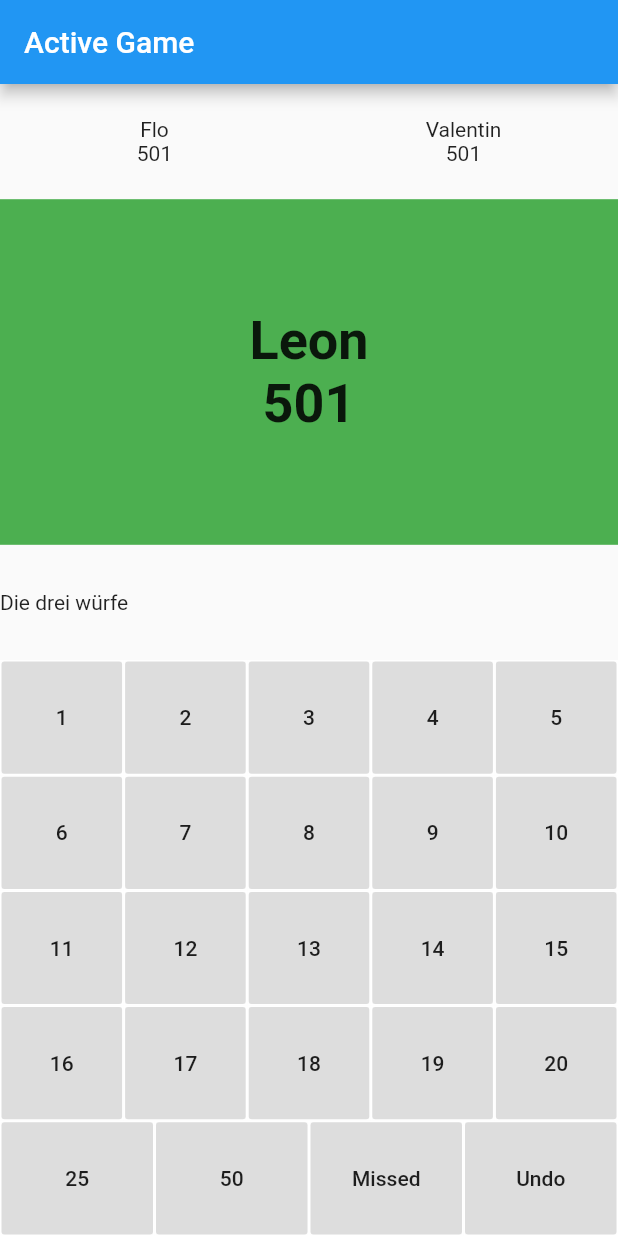
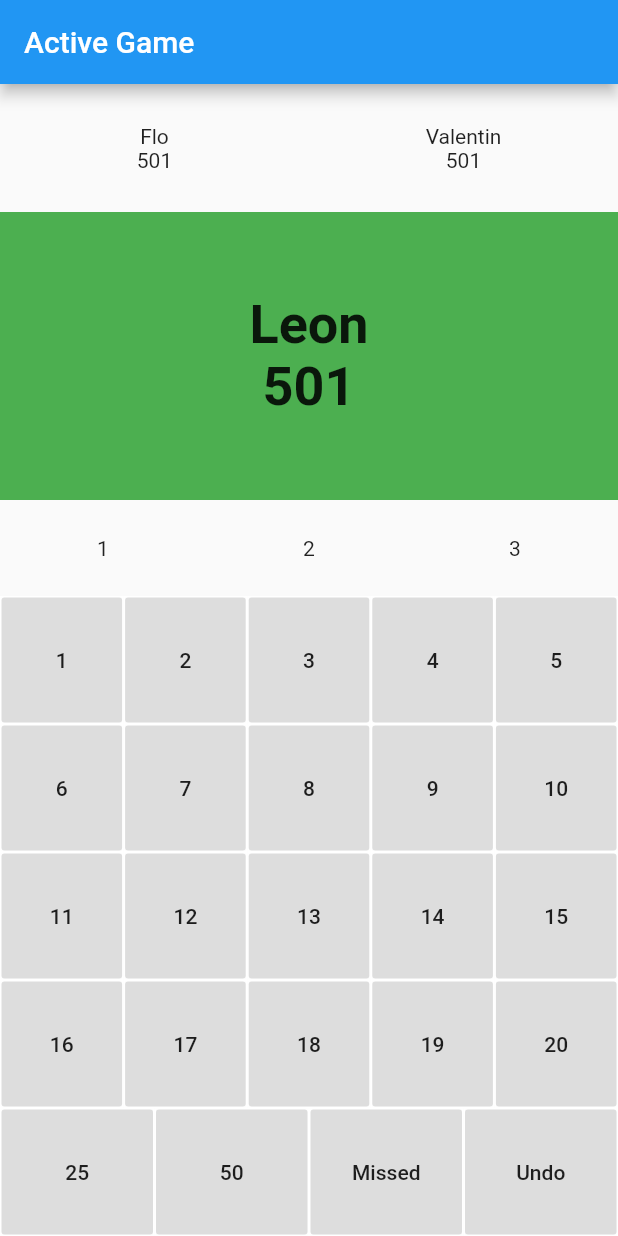
Before and after one commit to theycallhimkolo/cronenberg, a Flutter app: the screen it shows after launch, on a phone screen of 412 x 824 dp. Run offline on Flutter 3.47's test engine with Material 2 defaults, Android fonts, the phone set to English and light mode, and no system bars.

Commit message:
Added last 3 throws row

```diff
--- a/lib/widgets/Game.dart
+++ b/lib/widgets/Game.dart
@@ -136,6 +136,14 @@ class GameState extends State<Game> {
             child: Row(children: [
               Expanded(
                   flex: 1,
+                  child: Column(
+                    children: [
+                      Expanded(
+                        flex: 3,
+                        child: Row(
+                          children: [
+                            Expanded(
+                              flex: 1,
                               child: Container(
                                 color: Colors.green,
                                 child: Column(
@@ -150,7 +158,11 @@ class GameState extends State<Game> {
                                       ),
                                     ),
                                     Text(
-                          this.gameState.activePlayer().score.toString(),
+                                      this
+                                          .gameState
+                                          .activePlayer()
+                                          .score
+                                          .toString(),
                                       style: TextStyle(
                                         fontSize: 36,
                                         fontWeight: FontWeight.bold,
@@ -158,12 +170,30 @@ class GameState extends State<Game> {
                                     )
                                   ],
                                 ),
-                  ))
-            ]),
+                              ),
+                            ),
+                          ],
+                        ),
                       ),
                       Expanded(
                           flex: 1,
-            child: Row(children: [Text("Die drei würfe")])
+                          child: Row(children: [
+                            Expanded(
+                                flex: 1,
+                                child:
+                                    Container(child: Center(child: Text("1")))),
+                            Expanded(
+                                flex: 1,
+                                child:
+                                    Container(child: Center(child: Text("2")))),
+                            Expanded(
+                                flex: 1,
+                                child:
+                                    Container(child: Center(child: Text("3"))))
+                          ]))
+                    ],
+                  ))
+            ]),
           ),
           Expanded(
             flex: 5,
```
Lines whose indentation alone changed are shown as unchanged.
